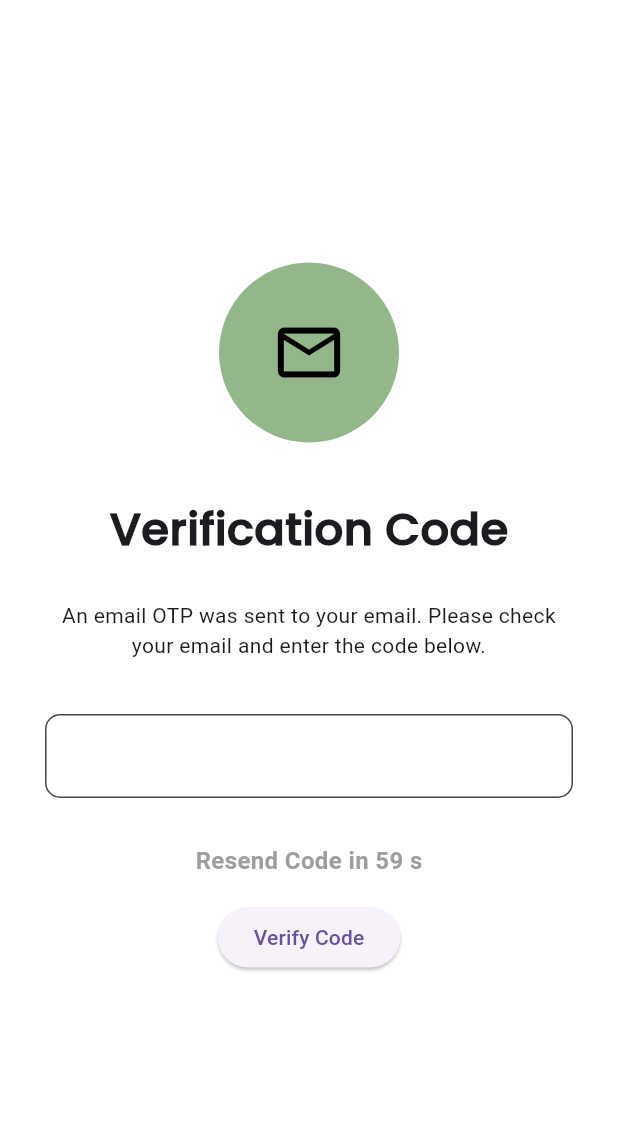
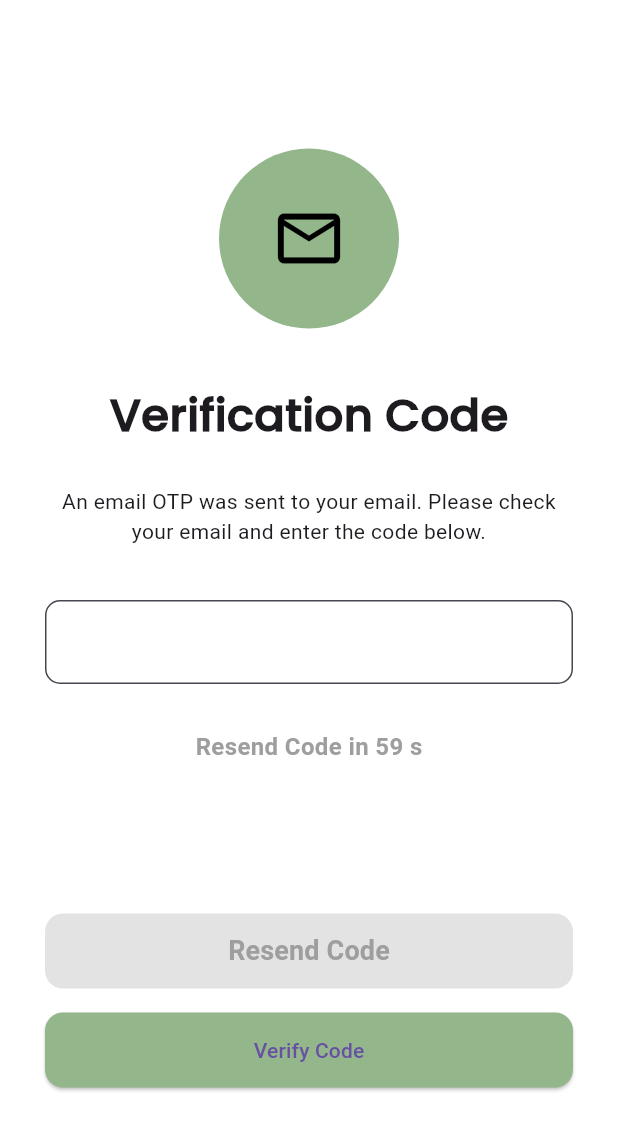
Before and after one commit to X-Reality/Ispani, a Flutter app: the OtpScreen screen opened directly with empty values, on a phone screen of 412 x 824 dp. Shown: the top 1130 px of the screen. Run offline on Flutter 3.47's test engine with Material 3 defaults, Android fonts, the phone set to English and light mode, and no system bars.

Commit message:
Update Otp.dart

```diff
--- a/lib/Otp.dart
+++ b/lib/Otp.dart
@@ -158,11 +158,44 @@ Future<void> verifyOTP() async {
               ),
 
 
-
+              SizedBox(height: 100),
+                  ElevatedButton(
+                    onPressed: _seconds == 0
+                        ? () {
+                      setState(() {
+                        _seconds = 60; // Reset the timer
+                      });
+                      startTimer();
+                    }
+                        : null, // Disable button while timer is running
+                    style: ElevatedButton.styleFrom(
+                      elevation: 0,
+                      backgroundColor: Colors.white,
+                      shape: RoundedRectangleBorder(
+                        borderRadius: BorderRadius.circular(12),
+                      ),
+                      minimumSize: Size(double.infinity, 50),
+                    ),
+                    child: Text(
+                      'Resend Code',
+                      style: TextStyle(
+                        color: _seconds == 0 ? Colors.black : Colors.grey, // Disable color if timer is running
+                        fontWeight: FontWeight.bold,
+                        fontSize: 18,
+                      ),
+                    ),
+                  ),
 
               const SizedBox(height: 16),
               ElevatedButton(
                 onPressed: _isLoading ? null : verifyOTP, // Disable button while loading
+                 style: ElevatedButton.styleFrom(
+                      backgroundColor: Color.fromARGB(255, 147, 182, 138),
+                      shape: RoundedRectangleBorder(
+                        borderRadius: BorderRadius.circular(12),
+                      ),
+                      minimumSize: Size(double.infinity, 50),
+                    ),
                 child: _isLoading ? const CircularProgressIndicator() : const Text('Verify Code'),
               ),
             ],
```
